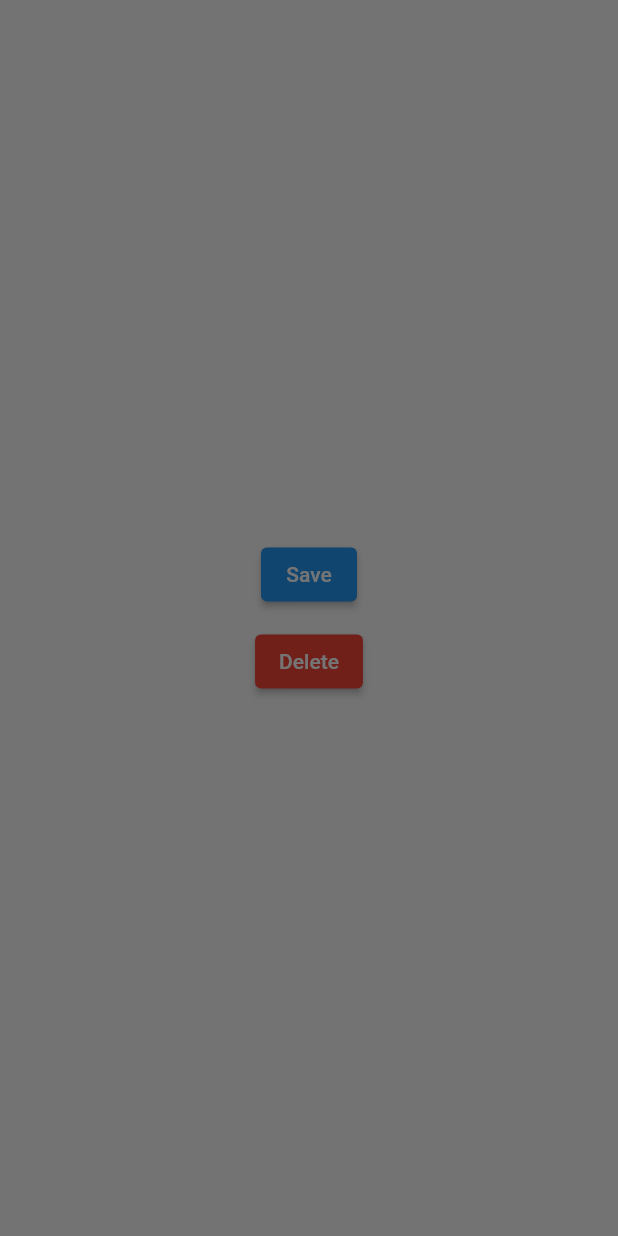
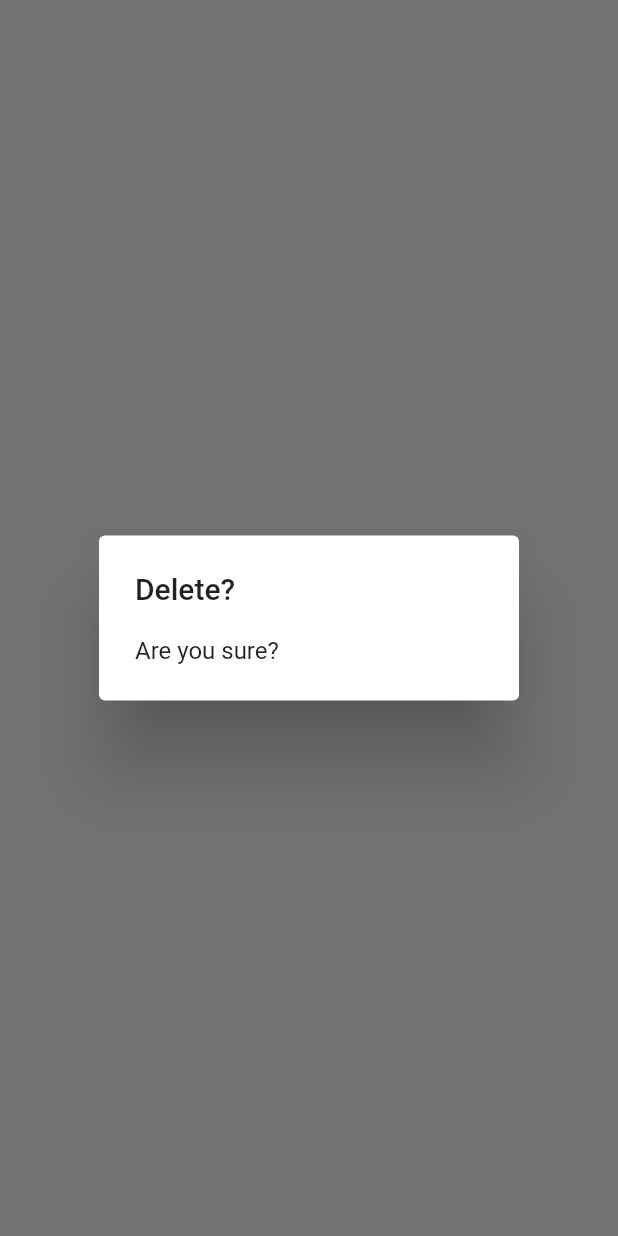
Before and after one commit to ruiyotabby/dialog, a Flutter app: the screen it shows after launch, after a tap on "Delete", on a phone screen of 412 x 824 dp. Run offline on Flutter 3.47's test engine with Material 2 defaults, Android fonts, the phone set to English and light mode, and no system bars.

Commit message:
commit
Signed-off-by: Ruiyot Abby <ruiyotabby@gmail.com>

```diff
--- a/lib/main.dart
+++ b/lib/main.dart
@@ -53,7 +53,10 @@ class _MainPageState extends State<MainPage> {
                 showDialog(
                   context: context,
                   builder: (context) {
-                    return AlertDialog();
+                    return AlertDialog(
+                      title: Text('Delete?'),
+                      content: Text('Are you sure?'),
+                    );
                   },
                 );
               }),
```
